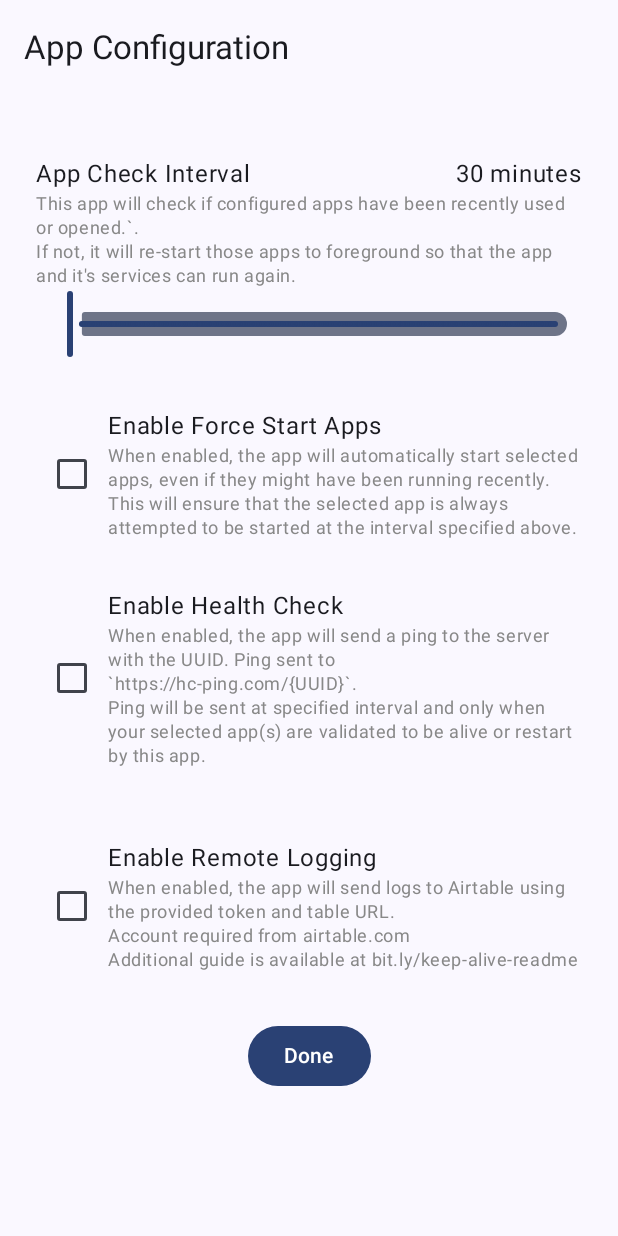
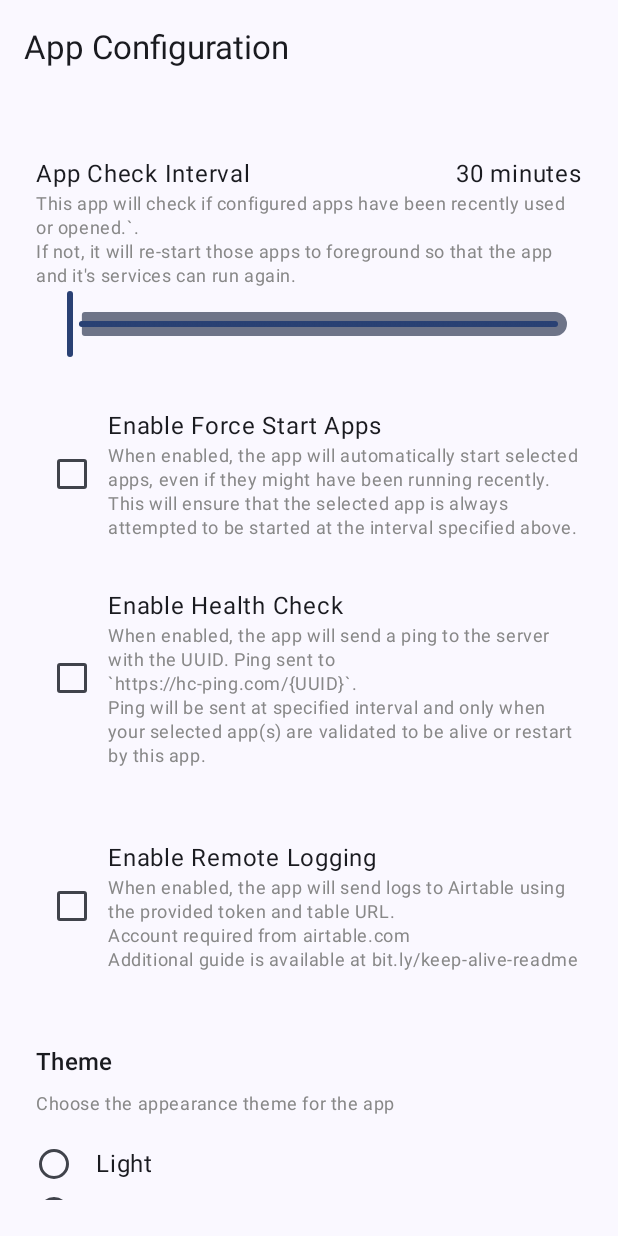
Before and after one commit to hossain-khan/android-keep-alive, an Android app built with Jetpack Compose: the AppConfigScreen screen opened through its navigation route, on a phone screen of 412 x 824 dp. Run offline under Robolectric (Android 15) with nearby library versions, the phone set to English and light mode, and no system bars; our stand-ins replace Timber, livedata-compose.

Commit message:
Implement dark mode theme support with Light/Dark/System options
Co-authored-by: hossain-khan <99822+hossain-khan@users.noreply.github.com>

```diff
--- a/app/src/main/java/dev/hossain/keepalive/MainActivity.kt
+++ b/app/src/main/java/dev/hossain/keepalive/MainActivity.kt
@@ -27,6 +27,7 @@ import dev.hossain.keepalive.data.PermissionType.PERMISSION_IGNORE_BATTERY_OPTIM
 import dev.hossain.keepalive.data.PermissionType.PERMISSION_PACKAGE_USAGE_STATS
 import dev.hossain.keepalive.data.PermissionType.PERMISSION_POST_NOTIFICATIONS
 import dev.hossain.keepalive.data.PermissionType.PERMISSION_SYSTEM_APPLICATION_OVERLAY
+import dev.hossain.keepalive.data.SettingsRepository
 import dev.hossain.keepalive.ui.BottomNavigationWrapper
 import dev.hossain.keepalive.ui.screen.MainViewModel
 import dev.hossain.keepalive.ui.theme.KeepAliveTheme
@@ -76,7 +77,11 @@ class MainActivity : ComponentActivity() {
         super.onCreate(savedInstanceState)
 
         setContent {
-            KeepAliveTheme {
+            // Observe theme preference
+            val settingsRepository = remember { SettingsRepository(applicationContext) }
+            val themeMode by settingsRepository.themeModeFlow.collectAsState(initial = dev.hossain.keepalive.ui.theme.ThemeMode.SYSTEM)
+
+            KeepAliveTheme(themeMode = themeMode) {
                 Surface(modifier = Modifier.fillMaxSize()) {
                     showPermissionRequestDialog = remember { mutableStateOf(false) }
                     nextPermissionType = remember { mutableStateOf(PERMISSION_POST_NOTIFICATIONS) }
--- a/app/src/main/java/dev/hossain/keepalive/data/SettingsRepository.kt
+++ b/app/src/main/java/dev/hossain/keepalive/data/SettingsRepository.kt
@@ -5,6 +5,7 @@ import androidx.datastore.preferences.core.edit
 import androidx.datastore.preferences.core.intPreferencesKey
 import androidx.datastore.preferences.core.stringPreferencesKey
 import androidx.datastore.preferences.preferencesDataStore
+import dev.hossain.keepalive.ui.theme.ThemeMode
 import dev.hossain.keepalive.util.AppConfig.DEFAULT_APP_CHECK_INTERVAL_MIN
 import dev.hossain.keepalive.util.AppConfig.MINIMUM_APP_CHECK_INTERVAL_MIN
 import kotlinx.coroutines.flow.Flow
@@ -52,6 +53,9 @@ class SettingsRepository(private val context: Context) {
 
         /** [Preferences.Key] for storing the Airtable data URL. */
         val AIRTABLE_DATA_URL = stringPreferencesKey("airtable_data_url")
+
+        /** [Preferences.Key] for storing the selected theme mode. */
+        val THEME_MODE = stringPreferencesKey("theme_mode")
     }
 
     /**
@@ -124,6 +128,21 @@ class SettingsRepository(private val context: Context) {
         context.dataStore.data
             .map { preferences ->
                 preferences[AIRTABLE_DATA_URL] ?: "" // Default to empty string
+            }
+
+    /**
+     * A [Flow] that emits the current theme mode preference.
+     * Defaults to [ThemeMode.SYSTEM] if not set.
+     */
+    val themeModeFlow: Flow<ThemeMode> =
+        context.dataStore.data
+            .map { preferences ->
+                val themeMode = preferences[THEME_MODE] ?: ThemeMode.SYSTEM.name
+                try {
+                    ThemeMode.valueOf(themeMode)
+                } catch (e: IllegalArgumentException) {
+                    ThemeMode.SYSTEM // Default to system if invalid value
+                }
             }
 
     /**
@@ -222,4 +241,15 @@ class SettingsRepository(private val context: Context) {
             preferences[AIRTABLE_DATA_URL] = url
         }
     }
+
+    /**
+     * Saves the selected theme mode to DataStore.
+     *
+     * @param themeMode The theme mode to save.
+     */
+    suspend fun saveThemeMode(themeMode: ThemeMode) {
+        context.dataStore.edit { preferences ->
+            preferences[THEME_MODE] = themeMode.name
+        }
+    }
 }
--- a/app/src/main/java/dev/hossain/keepalive/ui/screen/AppAdditionalConfigs.kt
+++ b/app/src/main/java/dev/hossain/keepalive/ui/screen/AppAdditionalConfigs.kt
@@ -10,6 +10,7 @@ import androidx.compose.foundation.layout.fillMaxWidth
 import androidx.compose.foundation.layout.height
 import androidx.compose.foundation.layout.padding
 import androidx.compose.foundation.rememberScrollState
+import androidx.compose.foundation.selection.selectable
 import androidx.compose.foundation.text.KeyboardOptions
 import androidx.compose.foundation.verticalScroll
 import androidx.compose.material3.Button
@@ -17,6 +18,7 @@ import androidx.compose.material3.Checkbox
 import androidx.compose.material3.ExperimentalMaterial3Api
 import androidx.compose.material3.MaterialTheme
 import androidx.compose.material3.OutlinedTextField
+import androidx.compose.material3.RadioButton
 import androidx.compose.material3.Scaffold
 import androidx.compose.material3.Slider
 import androidx.compose.material3.Text
@@ -32,10 +34,12 @@ import androidx.compose.runtime.setValue
 import androidx.compose.ui.Alignment
 import androidx.compose.ui.Modifier
 import androidx.compose.ui.graphics.Color
+import androidx.compose.ui.semantics.Role
 import androidx.compose.ui.text.input.KeyboardType
 import androidx.compose.ui.unit.dp
 import androidx.navigation.NavController
 import dev.hossain.keepalive.data.SettingsRepository
+import dev.hossain.keepalive.ui.theme.ThemeMode
 import dev.hossain.keepalive.util.AppConfig.APP_CHECK_INTERVAL_STEP
 import dev.hossain.keepalive.util.AppConfig.DEFAULT_APP_CHECK_INTERVAL_MIN
 import dev.hossain.keepalive.util.AppConfig.MAX_APP_CHECK_INTERVAL_SLIDER
@@ -67,6 +71,9 @@ fun AppConfigScreen(
     val airtableToken by settingsRepository.airtableTokenFlow.collectAsState(initial = "")
     val airtableDataUrl by settingsRepository.airtableDataUrlFlow.collectAsState(initial = "")
 
+    // Theme mode setting
+    val themeMode by settingsRepository.themeModeFlow.collectAsState(initial = ThemeMode.SYSTEM)
+
     var appCheckIntervalValue by remember { mutableStateOf(appCheckInterval.toFloat()) }
     var isForceStartAppsEnabledValue by remember { mutableStateOf(isForceStartAppsEnabled) }
     var isHealthCheckEnabledValue by remember { mutableStateOf(isHealthCheckEnabled) }
@@ -79,6 +86,9 @@ fun AppConfigScreen(
     var airtableDataUrlValue by remember { mutableStateOf(airtableDataUrl) }
     var airtableTokenError by remember { mutableStateOf<String?>(null) }
     var airtableDataUrlError by remember { mutableStateOf<String?>(null) }
+
+    // Theme mode mutable state
+    var selectedThemeMode by remember { mutableStateOf(themeMode) }
 
     Scaffold(
         topBar = {
@@ -324,6 +334,58 @@ fun AppConfigScreen(
                 }
             }
 
+            Spacer(modifier = Modifier.height(32.dp))
+
+            // Theme Selection Setting
+            Text(
+                text = "Theme",
+                style = MaterialTheme.typography.titleMedium,
+                modifier = Modifier.padding(bottom = 8.dp),
+            )
+            Text(
+                text = "Choose the appearance theme for the app",
+                style = MaterialTheme.typography.bodySmall,
+                color = Color.Gray,
+                modifier = Modifier.padding(bottom = 16.dp),
+            )
+
+            Column {
+                ThemeMode.values().forEach { mode ->
+                    Row(
+                        modifier =
+                            Modifier
+                                .fillMaxWidth()
+                                .selectable(
+                                    selected = selectedThemeMode == mode,
+                                    onClick = {
+                                        selectedThemeMode = mode
+                                        coroutineScope.launch {
+                                            settingsRepository.saveThemeMode(mode)
+                                        }
+                                    },
+                                    role = Role.RadioButton,
+                                )
+                                .padding(vertical = 4.dp),
+                        verticalAlignment = Alignment.CenterVertically,
+                    ) {
+                        RadioButton(
+                            selected = selectedThemeMode == mode,
+                            // Handled by the parent Row's onClick
+                            onClick = null,
+                        )
+                        Text(
+                            text =
+                                when (mode) {
+                                    ThemeMode.LIGHT -> "Light"
+                                    ThemeMode.DARK -> "Dark"
+                                    ThemeMode.SYSTEM -> "System default"
+                                },
+                            modifier = Modifier.padding(start = 16.dp),
+                        )
+                    }
+                }
+            }
+
             Spacer(modifier = Modifier.height(16.dp))
 
             // Done Button
@@ -363,6 +425,10 @@ fun AppConfigScreen(
         LaunchedEffect(airtableDataUrl) {
             airtableDataUrlValue = airtableDataUrl
         }
+
+        LaunchedEffect(themeMode) {
+            selectedThemeMode = themeMode
+        }
     }
 }
 
--- a/app/src/main/java/dev/hossain/keepalive/ui/theme/Theme.kt
+++ b/app/src/main/java/dev/hossain/keepalive/ui/theme/Theme.kt
@@ -35,11 +35,18 @@ private val LightColorScheme =
 
 @Composable
 fun KeepAliveTheme(
-    darkTheme: Boolean = isSystemInDarkTheme(),
+    themeMode: ThemeMode = ThemeMode.SYSTEM,
     // Dynamic color is available on Android 12+
     dynamicColor: Boolean = true,
     content: @Composable () -> Unit,
 ) {
+    val darkTheme =
+        when (themeMode) {
+            ThemeMode.LIGHT -> false
+            ThemeMode.DARK -> true
+            ThemeMode.SYSTEM -> isSystemInDarkTheme()
+        }
+
     val colorScheme =
         when {
             dynamicColor && Build.VERSION.SDK_INT >= Build.VERSION_CODES.S -> {
--- /dev/null
+++ b/app/src/main/java/dev/hossain/keepalive/ui/theme/ThemeMode.kt
@@ -0,0 +1,15 @@
+package dev.hossain.keepalive.ui.theme
+
+/**
+ * Enum representing the available theme modes for the application.
+ */
+enum class ThemeMode {
+    /** Light theme mode */
+    LIGHT,
+
+    /** Dark theme mode */
+    DARK,
+
+    /** System theme mode - follows system setting */
+    SYSTEM,
+}
--- /dev/null
+++ b/app/src/main/res/values-night/themes.xml
@@ -0,0 +1,5 @@
+<?xml version="1.0" encoding="utf-8"?>
+<resources>
+
+    <style name="Theme.KeepALive" parent="android:Theme.Material.NoActionBar" />
+</resources>
```
